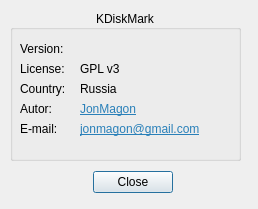
This is about.ui in JonMagon/KDiskMark as Qt 5 draws it before an edit. The edited form follows.
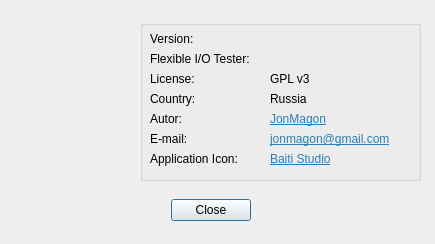
This is the edited form. Icons and pictures are not drawn.

Commit message: Check FIO version and more about info

```diff
--- a/about.ui
+++ b/about.ui
@@ -6,30 +6,43 @@
    <rect>
     <x>0</x>
     <y>0</y>
-    <width>258</width>
-    <height>209</height>
+    <width>435</width>
+    <height>244</height>
    </rect>
   </property>
   <property name="windowTitle">
    <string>About KDiskMark</string>
   </property>
+  <property name="windowIcon">
+   <iconset>
+    <normaloff>kdiskmark.svg</normaloff>kdiskmark.svg</iconset>
+  </property>
+  <property name="autoFillBackground">
+   <bool>false</bool>
+  </property>
   <property name="locale">
    <locale language="English" country="UnitedStates"/>
   </property>
+  <property name="sizeGripEnabled">
+   <bool>false</bool>
+  </property>
+  <property name="modal">
+   <bool>false</bool>
+  </property>
   <widget class="QGroupBox" name="groupBox">
    <property name="geometry">
     <rect>
-     <x>10</x>
-     <y>10</y>
-     <width>231</width>
-     <height>151</height>
+     <x>140</x>
+     <y>20</y>
+     <width>281</width>
+     <height>161</height>
     </rect>
    </property>
    <property name="autoFillBackground">
     <bool>true</bool>
    </property>
    <property name="title">
-    <string>KDiskMark</string>
+    <string/>
    </property>
    <property name="alignment">
     <set>Qt::AlignCenter</set>
@@ -41,8 +54,8 @@
     <property name="geometry">
      <rect>
       <x>10</x>
-      <y>30</y>
-      <width>58</width>
+      <y>10</y>
+      <width>111</width>
       <height>18</height>
      </rect>
     </property>
@@ -53,9 +66,9 @@
    <widget class="QLabel" name="label_version">
     <property name="geometry">
      <rect>
-      <x>70</x>
-      <y>30</y>
-      <width>58</width>
+      <x>130</x>
+      <y>10</y>
+      <width>131</width>
       <height>18</height>
      </rect>
     </property>
@@ -68,7 +81,7 @@
      <rect>
       <x>10</x>
       <y>50</y>
-      <width>58</width>
+      <width>111</width>
       <height>18</height>
      </rect>
     </property>
@@ -79,7 +92,7 @@
    <widget class="QLabel" name="label_4">
     <property name="geometry">
      <rect>
-      <x>70</x>
+      <x>130</x>
       <y>50</y>
       <width>58</width>
       <height>18</height>
@@ -94,7 +107,7 @@
      <rect>
       <x>10</x>
       <y>70</y>
-      <width>58</width>
+      <width>111</width>
       <height>18</height>
      </rect>
     </property>
@@ -105,7 +118,7 @@
    <widget class="QLabel" name="label_6">
     <property name="geometry">
      <rect>
-      <x>70</x>
+      <x>130</x>
       <y>70</y>
       <width>58</width>
       <height>18</height>
@@ -120,7 +133,7 @@
      <rect>
       <x>10</x>
       <y>90</y>
-      <width>58</width>
+      <width>111</width>
       <height>18</height>
      </rect>
     </property>
@@ -131,7 +144,7 @@
    <widget class="QLabel" name="label_Autor">
     <property name="geometry">
      <rect>
-      <x>70</x>
+      <x>130</x>
       <y>90</y>
       <width>61</width>
       <height>18</height>
@@ -152,7 +165,7 @@
      <rect>
       <x>10</x>
       <y>110</y>
-      <width>58</width>
+      <width>111</width>
       <height>18</height>
      </rect>
     </property>
@@ -163,7 +176,7 @@
    <widget class="QLabel" name="label_Email">
     <property name="geometry">
      <rect>
-      <x>70</x>
+      <x>130</x>
       <y>110</y>
       <width>141</width>
       <height>18</height>
@@ -179,19 +192,99 @@
      <bool>true</bool>
     </property>
    </widget>
+   <widget class="QLabel" name="label_2">
+    <property name="geometry">
+     <rect>
+      <x>10</x>
+      <y>30</y>
+      <width>121</width>
+      <height>18</height>
+     </rect>
+    </property>
+    <property name="text">
+     <string>Flexible I/O Tester:</string>
+    </property>
+   </widget>
+   <widget class="QLabel" name="label_FIO">
+    <property name="geometry">
+     <rect>
+      <x>130</x>
+      <y>30</y>
+      <width>111</width>
+      <height>18</height>
+     </rect>
+    </property>
+    <property name="text">
+     <string/>
+    </property>
+   </widget>
+   <widget class="QLabel" name="label_10">
+    <property name="geometry">
+     <rect>
+      <x>10</x>
+      <y>130</y>
+      <width>111</width>
+      <height>18</height>
+     </rect>
+    </property>
+    <property name="text">
+     <string>Application Icon:</string>
+    </property>
+   </widget>
+   <widget class="QLabel" name="label_IconAutor">
+    <property name="geometry">
+     <rect>
+      <x>130</x>
+      <y>130</y>
+      <width>91</width>
+      <height>18</height>
+     </rect>
+    </property>
+    <property name="text">
+     <string>&lt;html&gt;&lt;head/&gt;&lt;body&gt;&lt;p&gt;&lt;a href=&quot;https://www.iconfinder.com/baitisstudio&quot;&gt;&lt;span style=&quot; text-decoration: underline; color:#2980b9;&quot;&gt;Baiti Studio&lt;/span&gt;&lt;/a&gt;&lt;/p&gt;&lt;/body&gt;&lt;/html&gt;</string>
+    </property>
+    <property name="openExternalLinks">
+     <bool>true</bool>
+    </property>
+   </widget>
   </widget>
-  <widget class="QDialogButtonBox" name="buttonBox">
+  <widget class="QLabel" name="label_8">
    <property name="geometry">
     <rect>
-     <x>90</x>
-     <y>170</y>
-     <width>83</width>
-     <height>24</height>
+     <x>10</x>
+     <y>20</y>
+     <width>128</width>
+     <height>161</height>
     </rect>
    </property>
-   <property name="standardButtons">
-    <set>QDialogButtonBox::Close</set>
+   <property name="text">
+    <string/>
    </property>
+   <property name="pixmap">
+    <pixmap>kdiskmark.png</pixmap>
+   </property>
+  </widget>
+  <widget class="QWidget" name="verticalLayoutWidget">
+   <property name="geometry">
+    <rect>
+     <x>0</x>
+     <y>190</y>
+     <width>421</width>
+     <height>41</height>
+    </rect>
+   </property>
+   <layout class="QVBoxLayout" name="verticalLayout">
+    <item>
+     <widget class="QDialogButtonBox" name="buttonBox">
+      <property name="standardButtons">
+       <set>QDialogButtonBox::Close</set>
+      </property>
+      <property name="centerButtons">
+       <bool>true</bool>
+      </property>
+     </widget>
+    </item>
+   </layout>
   </widget>
  </widget>
  <resources/>
```
Left out of the diff: 5 changed lines with no effect on the pictures. The commit also changes 13 other files.
